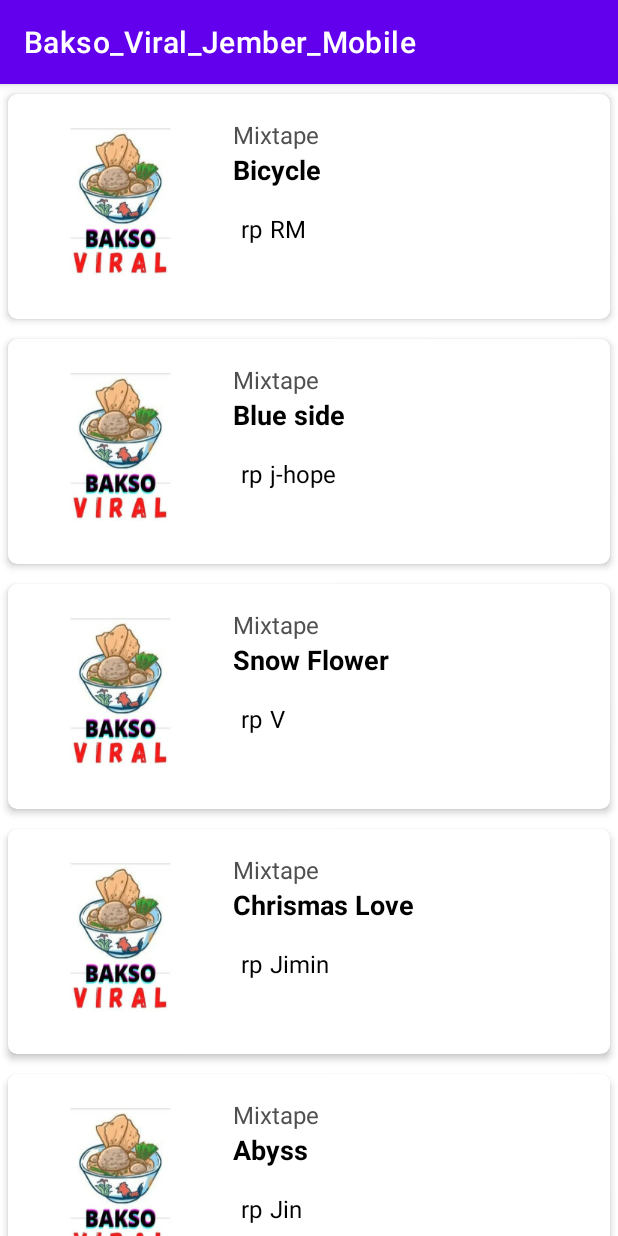
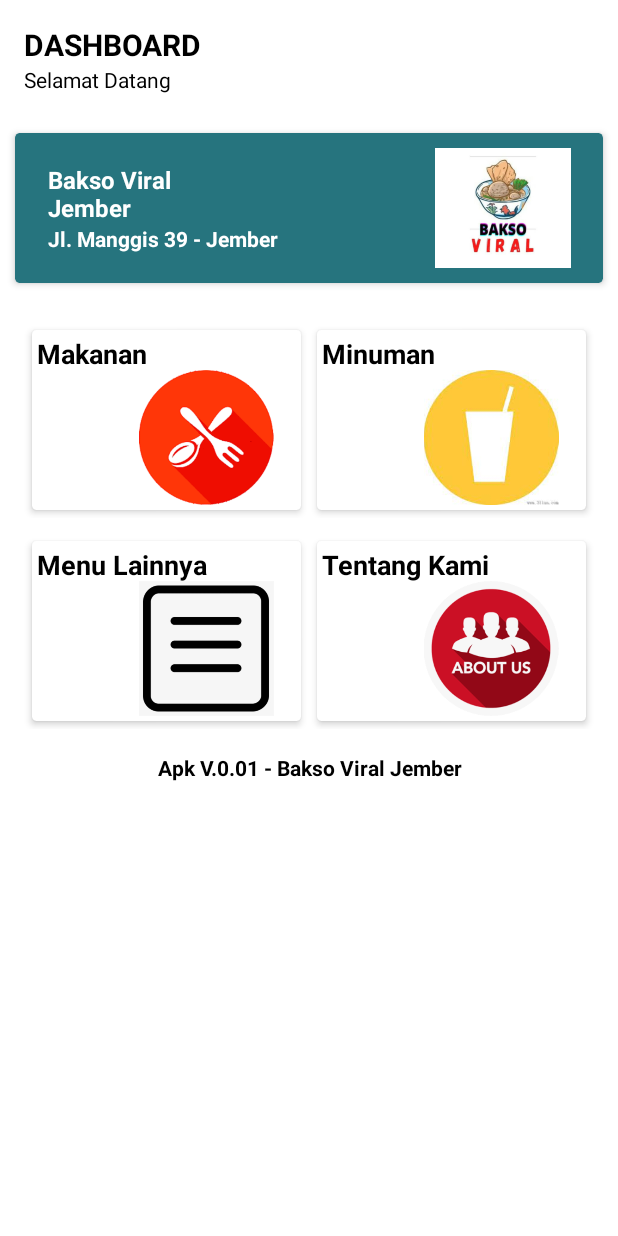
Before and after one commit to priska19/A_KELOMPOK1_MOBILE, an Android app: the screen it shows after launch (RecycleView before the commit, Dashboard after it), on a phone screen of 412 x 824 dp. Run offline under Robolectric (Android 15) with nearby library versions, the phone set to English and light mode, and no system bars.

Commit message:
Dashboard Menu

```diff
--- a/Bakso_Viral_Jember_Mobile/app/build.gradle
+++ b/Bakso_Viral_Jember_Mobile/app/build.gradle
@@ -50,4 +50,7 @@ dependencies {
 
     //button
     implementation 'com.ornach.nobobutton:nobobutton:1.6'
+
+    implementation 'androidx.cardview:cardview:1.0.0'
+
 }
--- a/Bakso_Viral_Jember_Mobile/app/src/main/AndroidManifest.xml
+++ b/Bakso_Viral_Jember_Mobile/app/src/main/AndroidManifest.xml
@@ -9,12 +9,19 @@
         android:roundIcon="@mipmap/ic_launcher_round"
         android:supportsRtl="true"
         android:theme="@style/Theme.Bakso_Viral_Jember_Mobile">
+        <activity android:name=".Dashboard">
+            <intent-filter>
+                <action android:name="android.intent.action.MAIN" />
+
+                <category android:name="android.intent.category.LAUNCHER" />
+            </intent-filter>
+        </activity>
         <activity
             android:name=".sidebar_activity"
             android:label="@string/title_activity_sidebar_activity"
-            android:theme="@style/Theme.Bakso_Viral_Jember_Mobile.NoActionBar"></activity>
+            android:theme="@style/Theme.Bakso_Viral_Jember_Mobile.NoActionBar" />
         <activity android:name=".Keranjang" />
-        <activity android:name="com.example.bakso_viral_jember_mobile.listview.RecycleView">
+        <activity android:name=".listview.RecycleView">
             <intent-filter>
                 <action android:name="android.intent.action.MAIN" />
 
@@ -23,8 +30,7 @@
         </activity>
         <activity android:name=".user.LoginActivity" />
         <activity android:name=".Checkout" />
-        <activity android:name=".EditProfile">
-        </activity>
+        <activity android:name=".EditProfile"></activity>
         <activity android:name=".Detail_Pengiriman" />
     </application>
 
--- /dev/null
+++ b/Bakso_Viral_Jember_Mobile/app/src/main/java/com/example/bakso_viral_jember_mobile/Dashboard.java
@@ -0,0 +1,15 @@
+package com.example.bakso_viral_jember_mobile;
+
+import androidx.appcompat.app.AppCompatActivity;
+
+import android.os.Bundle;
+
+public class Dashboard extends AppCompatActivity {
+
+    @Override
+    protected void onCreate(Bundle savedInstanceState) {
+        super.onCreate(savedInstanceState);
+        setContentView(R.layout.activity_dashboard);
+        getSupportActionBar().hide();
+    }
+}
--- /dev/null
+++ b/Bakso_Viral_Jember_Mobile/app/src/main/res/layout/activity_dashboard.xml
@@ -0,0 +1,277 @@
+<?xml version="1.0" encoding="utf-8"?>
+<LinearLayout
+    xmlns:android="http://schemas.android.com/apk/res/android"
+    xmlns:app="http://schemas.android.com/apk/res-auto"
+    xmlns:tools="http://schemas.android.com/tools"
+    android:layout_width="match_parent"
+    android:layout_height="match_parent"
+    android:orientation="vertical"
+    tools:context=".Dashboard">
+
+    <LinearLayout
+
+        android:layout_width="match_parent"
+        android:layout_height="wrap_content"
+        android:layout_margin="16dp"
+        android:orientation="vertical">
+
+        <LinearLayout
+            android:layout_width="wrap_content"
+            android:layout_height="wrap_content"
+            android:orientation="horizontal">
+
+            <TextView
+                android:layout_width="wrap_content"
+                android:layout_height="wrap_content"
+                android:text="DASHBOARD"
+                android:textColor="@color/black"
+                android:textStyle="bold"
+                android:textSize="20dp"/>
+
+        </LinearLayout>
+
+        <TextView
+            android:layout_width="wrap_content"
+            android:layout_height="wrap_content"
+            android:textColor="@color/black"
+            android:text="Selamat Datang"/>
+
+    </LinearLayout>
+
+    <androidx.cardview.widget.CardView
+        android:layout_width="match_parent"
+        android:layout_height="wrap_content"
+        android:layout_margin="10dp"
+        android:clickable="true"
+        app:cardElevation="3dp"
+        app:cardCornerRadius="3dp"
+        android:focusable="true"
+        app:cardBackgroundColor="@color/colorPrimary">
+
+        <LinearLayout
+            android:padding="10dp"
+            android:gravity="center"
+            android:layout_width="match_parent"
+            android:layout_height="100dp"
+            android:orientation="horizontal">
+
+            <LinearLayout
+                android:layout_width="wrap_content"
+                android:layout_height="wrap_content"
+                android:orientation="vertical">
+
+                <TextView
+                    android:layout_marginLeft="5dp"
+                    android:layout_width="140dp"
+                    android:layout_height="wrap_content"
+                    android:text="Bakso Viral Jember"
+                    android:textColor="@color/white"
+                    android:textStyle="bold"
+                    android:textSize="16dp" />
+
+                <TextView
+                    android:layout_marginLeft="5dp"
+                    android:layout_width="wrap_content"
+                    android:layout_height="wrap_content"
+                    android:text="Jl. Manggis 39 - Jember"
+                    android:textStyle="bold"
+                    android:textColor="@color/white"/>
+
+            </LinearLayout>
+
+            <RelativeLayout
+                android:layout_width="100dp"
+                android:layout_height="80dp"/>
+
+            <ImageView
+                android:layout_width="100dp"
+                android:layout_height="100dp"
+                android:src="@drawable/logo"
+                android:layout_centerVertical="true"
+                android:layout_alignParentRight="true"/>
+
+
+
+        </LinearLayout>
+
+
+    </androidx.cardview.widget.CardView>
+
+    <LinearLayout
+        android:layout_width="match_parent"
+        android:layout_height="wrap_content"
+        android:layout_marginTop="16dp"
+        android:layout_marginLeft="16dp"
+        android:layout_marginRight="16dp"
+        android:weightSum="2"
+        android:orientation="horizontal">
+
+        <androidx.cardview.widget.CardView
+            android:layout_weight="1"
+            android:layout_width="match_parent"
+            android:layout_height="120dp"
+            android:layout_margin="5dp"
+            android:clickable="true"
+            android:foreground="?android:attr/selectableItemBackground"
+            app:cardCornerRadius="3dp"
+            app:cardElevation="3dp">
+
+            <RelativeLayout
+                android:layout_width="match_parent"
+                android:layout_height="wrap_content"
+                android:padding="3dp">
+
+                <TextView
+                    android:layout_width="wrap_content"
+                    android:layout_height="wrap_content"
+                    android:text="Makanan"
+                    android:textSize="18dp"
+                    android:textColor="@color/black"
+                    android:textStyle="bold"/>
+
+                <ImageView
+                    android:layout_width="120dp"
+                    android:layout_height="90dp"
+                    android:src="@drawable/makanan"
+                    android:layout_alignParentRight="true"
+                    android:layout_alignParentBottom="true"/>
+
+
+            </RelativeLayout>
+
+
+        </androidx.cardview.widget.CardView>
+
+        <androidx.cardview.widget.CardView
+            android:layout_weight="1"
+            android:layout_width="match_parent"
+            android:layout_height="120dp"
+            android:layout_margin="5dp"
+            android:clickable="true"
+            android:foreground="?android:attr/selectableItemBackground"
+            app:cardCornerRadius="3dp"
+            app:cardElevation="3dp">
+
+            <RelativeLayout
+                android:layout_width="match_parent"
+                android:layout_height="wrap_content"
+                android:padding="3dp">
+
+                <TextView
+                    android:layout_width="wrap_content"
+                    android:layout_height="wrap_content"
+                    android:text="Minuman"
+                    android:textSize="18dp"
+                    android:textColor="@color/black"
+                    android:textStyle="bold"/>
+
+                <ImageView
+                    android:layout_width="120dp"
+                    android:layout_height="90dp"
+                    android:src="@drawable/minuman"
+                    android:layout_alignParentRight="true"
+                    android:layout_alignParentBottom="true"/>
+
+
+            </RelativeLayout>
+
+
+        </androidx.cardview.widget.CardView>
+
+    </LinearLayout>
+
+    <LinearLayout
+        android:layout_width="match_parent"
+        android:layout_height="wrap_content"
+        android:layout_marginTop="10dp"
+        android:layout_marginLeft="16dp"
+        android:layout_marginRight="16dp"
+        android:weightSum="2"
+        android:orientation="horizontal">
+
+        <androidx.cardview.widget.CardView
+            android:layout_weight="1"
+            android:layout_width="match_parent"
+            android:layout_height="120dp"
+            android:layout_margin="5dp"
+            android:clickable="true"
+            android:foreground="?android:attr/selectableItemBackground"
+            app:cardCornerRadius="3dp"
+            app:cardElevation="3dp">
+
+            <RelativeLayout
+                android:layout_width="match_parent"
+                android:layout_height="wrap_content"
+                android:padding="3dp">
+
+                <TextView
+                    android:layout_width="wrap_content"
+                    android:layout_height="wrap_content"
+                    android:text="Menu Lainnya"
+                    android:textSize="18dp"
+                    android:textColor="@color/black"
+                    android:textStyle="bold"/>
+
+                <ImageView
+                    android:layout_width="120dp"
+                    android:layout_height="90dp"
+                    android:src="@drawable/menuselanjutnya"
+                    android:layout_alignParentRight="true"
+                    android:layout_alignParentBottom="true"/>
+
+
+            </RelativeLayout>
+
+
+        </androidx.cardview.widget.CardView>
+
+        <androidx.cardview.widget.CardView
+            android:layout_weight="1"
+            android:layout_width="match_parent"
+            android:layout_height="120dp"
+            android:layout_margin="5dp"
+            android:clickable="true"
+            android:foreground="?android:attr/selectableItemBackground"
+            app:cardCornerRadius="3dp"
+            app:cardElevation="3dp">
+
+            <RelativeLayout
+                android:layout_width="match_parent"
+                android:layout_height="wrap_content"
+                android:padding="3dp">
+
+                <TextView
+                    android:layout_width="wrap_content"
+                    android:layout_height="wrap_content"
+                    android:text="Tentang Kami"
+                    android:textSize="18dp"
+                    android:textColor="@color/black"
+                    android:textStyle="bold"/>
+
+                <ImageView
+                    android:layout_width="120dp"
+                    android:layout_height="90dp"
+                    android:src="@drawable/aboutkami"
+                    android:layout_alignParentRight="true"
+                    android:layout_alignParentBottom="true"/>
+
+
+            </RelativeLayout>
+
+
+        </androidx.cardview.widget.CardView>
+
+    </LinearLayout>
+
+    <TextView
+        android:layout_width="match_parent"
+        android:textAlignment="center"
+        android:layout_height="wrap_content"
+        android:layout_margin="16dp"
+        android:text="Apk V.0.01 - Bakso Viral Jember"
+        android:textColor="@color/black"
+        android:textStyle="bold"
+        android:gravity="center_horizontal" />
+
+
+</LinearLayout>
--- a/Bakso_Viral_Jember_Mobile/app/src/main/res/values/colors.xml
+++ b/Bakso_Viral_Jember_Mobile/app/src/main/res/values/colors.xml
@@ -9,5 +9,6 @@
     <color name="white">#FFFFFFFF</color>
     <color name="biru">#FF000000</color>
     <color name="buttonDefault">#006400</color>
+    <color name="colorPrimary">#26747E</color>
     <color name="buttonFocused">#FF000000</color>
 </resources>
```
Also changed, not shown: Bakso_Viral_Jember_Mobile/app/src/main/res/drawable/aboutkami.png (added), Bakso_Viral_Jember_Mobile/app/src/main/res/drawable/makanan.png (added), Bakso_Viral_Jember_Mobile/app/src/main/res/drawable/menuselanjutnya.png (added), Bakso_Viral_Jember_Mobile/app/src/main/res/drawable/minuman.jpg (added).
